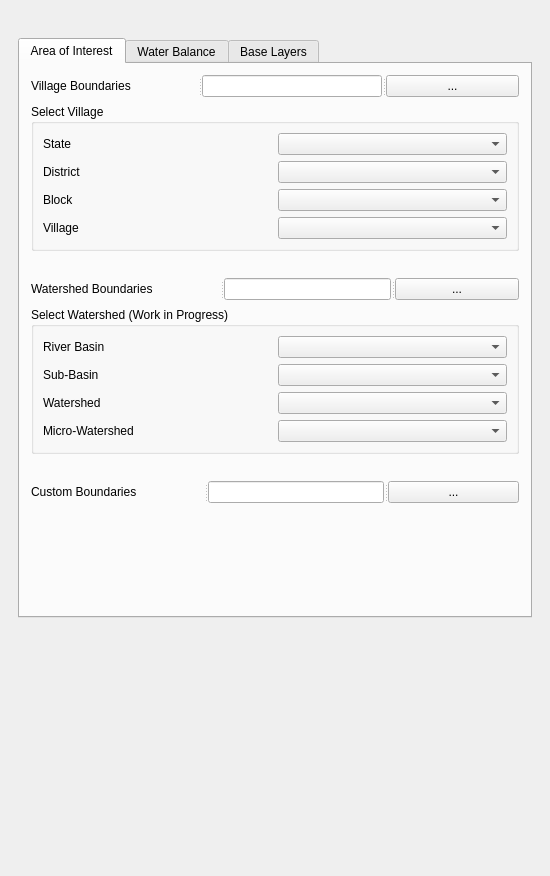
This is jaltol_dockwidget_base_trial_tabs.ui in atreebangalore/jaltol as Qt 5 draws it before an edit. The edited form follows.
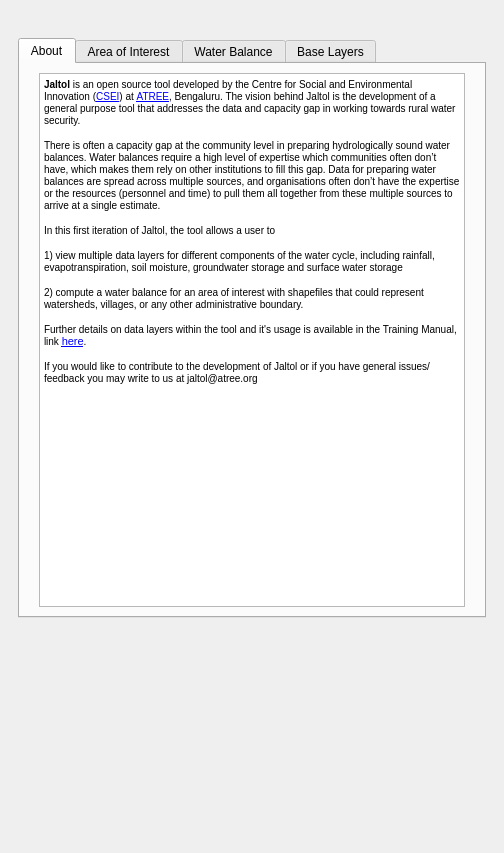
This is the edited form. Custom widgets are drawn as their Qt base class.

Commit message: new about panel

Diff of the .ui file:
```diff
--- a/jaltol_dockwidget_base_trial_tabs.ui
+++ b/jaltol_dockwidget_base_trial_tabs.ui
@@ -6,10 +6,22 @@
    <rect>
     <x>0</x>
     <y>0</y>
-    <width>550</width>
-    <height>876</height>
+    <width>504</width>
+    <height>853</height>
    </rect>
   </property>
+  <property name="minimumSize">
+   <size>
+    <width>480</width>
+    <height>853</height>
+   </size>
+  </property>
+  <property name="maximumSize">
+   <size>
+    <width>700</width>
+    <height>524287</height>
+   </size>
+  </property>
   <property name="windowTitle">
    <string>Rural Water</string>
   </property>
@@ -46,8 +58,8 @@
          </property>
          <property name="maximumSize">
           <size>
-           <width>16777215</width>
-           <height>16777215</height>
+           <width>371</width>
+           <height>120</height>
           </size>
          </property>
          <property name="text">
@@ -56,6 +68,9 @@
          <property name="scaledContents">
           <bool>true</bool>
          </property>
+         <property name="indent">
+          <number>-1</number>
+         </property>
         </widget>
        </item>
        <item>
@@ -75,6 +90,68 @@
          <property name="currentIndex">
           <number>0</number>
          </property>
+         <widget class="QWidget" name="tab_about">
+          <attribute name="title">
+           <string>About</string>
+          </attribute>
+          <layout class="QHBoxLayout" name="horizontalLayout">
+           <item>
+            <spacer name="horizontalSpacer_2">
+             <property name="orientation">
+              <enum>Qt::Horizontal</enum>
+             </property>
+             <property name="sizeType">
+              <enum>QSizePolicy::Fixed</enum>
+             </property>
+             <property name="sizeHint" stdset="0">
+              <size>
+               <width>10</width>
+               <height>20</height>
+              </size>
+             </property>
+            </spacer>
+           </item>
+           <item>
+            <widget class="QTextBrowser" name="textBrowser">
+             <property name="minimumSize">
+              <size>
+               <width>350</width>
+               <height>0</height>
+              </size>
+             </property>
+             <property name="html">
+              <string>&lt;!DOCTYPE HTML PUBLIC &quot;-//W3C//DTD HTML 4.0//EN&quot; &quot;http://www.w3.org/TR/REC-html40/strict.dtd&quot;&gt;
+&lt;html&gt;&lt;head&gt;&lt;meta name=&quot;qrichtext&quot; content=&quot;1&quot; /&gt;&lt;style type=&quot;text/css&quot;&gt;
+p, li { white-space: pre-wrap; }
+&lt;/style&gt;&lt;/head&gt;&lt;body style=&quot; font-family:'MS Shell Dlg 2'; font-size:7.8pt; font-weight:400; font-style:normal;&quot;&gt;
+&lt;p style=&quot; margin-top:12px; margin-bottom:12px; margin-left:0px; margin-right:0px; -qt-block-indent:0; text-indent:0px;&quot;&gt;&lt;span style=&quot; font-weight:600;&quot;&gt;Jaltol &lt;/span&gt;is an open source tool developed by the Centre for Social and Environmental Innovation (&lt;a href=&quot;https://www.atree.org/centre/3045&quot;&gt;&lt;span style=&quot; text-decoration: underline; color:#0000ff;&quot;&gt;CSEI&lt;/span&gt;&lt;/a&gt;) at &lt;a href=&quot;https://www.atree.org/&quot;&gt;&lt;span style=&quot; text-decoration: underline; color:#0000ff;&quot;&gt;ATREE&lt;/span&gt;&lt;/a&gt;, Bengaluru. The vision behind Jaltol is the development of a general purpose tool that addresses the data and capacity gap in working towards rural water security. &lt;/p&gt;
+&lt;p style=&quot; margin-top:12px; margin-bottom:12px; margin-left:0px; margin-right:0px; -qt-block-indent:0; text-indent:0px;&quot;&gt;There is often a capacity gap at the community level in preparing hydrologically sound water balances. Water balances require a high level of expertise which communities often don’t have, which makes them rely on other institutions to fill this gap. Data for preparing water balances are spread across multiple sources, and organisations often don’t have the expertise or the resources (personnel and time) to pull them all together from these multiple sources to arrive at a single estimate. &lt;/p&gt;
+&lt;p style=&quot; margin-top:12px; margin-bottom:12px; margin-left:0px; margin-right:0px; -qt-block-indent:0; text-indent:0px;&quot;&gt;In this first iteration of Jaltol, the tool allows a user to &lt;/p&gt;
+&lt;p style=&quot; margin-top:12px; margin-bottom:12px; margin-left:0px; margin-right:0px; -qt-block-indent:0; text-indent:0px;&quot;&gt;1) view multiple data layers for different components of the water cycle, including rainfall, evapotranspiration, soil moisture, groundwater storage and surface water storage&lt;/p&gt;
+&lt;p style=&quot; margin-top:12px; margin-bottom:12px; margin-left:0px; margin-right:0px; -qt-block-indent:0; text-indent:0px;&quot;&gt;2) compute a water balance for an area of interest with shapefiles that could represent watersheds, villages, or any other administrative boundary.&lt;/p&gt;
+&lt;p style=&quot; margin-top:12px; margin-bottom:12px; margin-left:0px; margin-right:0px; -qt-block-indent:0; text-indent:0px;&quot;&gt;Further details on data layers within the tool and it's usage is available in the Training Manual, link &lt;a href=&quot;https://docs.google.com/document/d/1R8w4TyCb0Q9bj1daLvxvJ7SuMVmxPPm-j3M2bEvnRTQ/edit?usp=sharing&quot;&gt;&lt;span style=&quot; font-size:8pt; text-decoration: underline; color:#0000ff;&quot;&gt;here&lt;/span&gt;&lt;/a&gt;.&lt;/p&gt;
+&lt;p style=&quot; margin-top:12px; margin-bottom:12px; margin-left:0px; margin-right:0px; -qt-block-indent:0; text-indent:0px;&quot;&gt;If you would like to contribute to the development of Jaltol or if you have general issues/feedback you may write to us at jaltol@atree.org&lt;/p&gt;&lt;/body&gt;&lt;/html&gt;</string>
+             </property>
+            </widget>
+           </item>
+           <item>
+            <spacer name="horizontalSpacer">
+             <property name="orientation">
+              <enum>Qt::Horizontal</enum>
+             </property>
+             <property name="sizeType">
+              <enum>QSizePolicy::Fixed</enum>
+             </property>
+             <property name="sizeHint" stdset="0">
+              <size>
+               <width>10</width>
+               <height>20</height>
+              </size>
+             </property>
+            </spacer>
+           </item>
+          </layout>
+         </widget>
          <widget class="QWidget" name="tab_aoi">
           <property name="sizePolicy">
            <sizepolicy hsizetype="Preferred" vsizetype="Preferred">
@@ -841,18 +918,18 @@
   </widget>
  </widget>
  <customwidgets>
-  <customwidget>
-   <class>QgsCollapsibleGroupBox</class>
-   <extends>QGroupBox</extends>
-   <header>qgscollapsiblegroupbox.h</header>
-   <container>1</container>
-  </customwidget>
   <customwidget>
    <class>QgsMessageBar</class>
    <extends>QFrame</extends>
    <header>qgis.gui</header>
    <container>1</container>
   </customwidget>
+  <customwidget>
+   <class>QgsCollapsibleGroupBox</class>
+   <extends>QGroupBox</extends>
+   <header>qgscollapsiblegroupbox.h</header>
+   <container>1</container>
+  </customwidget>
  </customwidgets>
  <resources>
   <include location="resources/resources.qrc"/>
```
Left out of the diff: 6 changed lines with no effect on the pictures. The commit also changes 7 other files.
